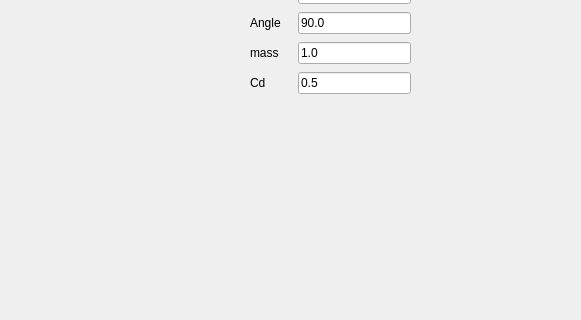
First picture: the form in gui/MainWindow.ui, repository qtrocket/qtrocket, before the edit; both pictures show x 276 to 857 and y 125 to 445 of the 1031 by 694 pixel window.
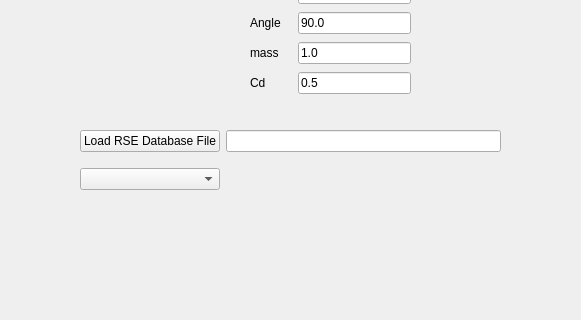
Second picture: the form after the edit. Icons and pictures are not drawn. Custom widgets are drawn as their Qt base class.

Commit message: Added Rocksim database

Patch:
```diff
--- a/gui/MainWindow.ui
+++ b/gui/MainWindow.ui
@@ -167,6 +167,35 @@
         </item>
        </layout>
       </widget>
+      <widget class="QWidget" name="gridLayoutWidget">
+       <property name="geometry">
+        <rect>
+         <x>90</x>
+         <y>220</y>
+         <width>421</width>
+         <height>80</height>
+        </rect>
+       </property>
+       <layout class="QGridLayout" name="gridLayout_2">
+        <item row="0" column="0">
+         <widget class="QPushButton" name="loadRSE_button">
+          <property name="text">
+           <string>Load RSE Database File</string>
+          </property>
+         </widget>
+        </item>
+        <item row="0" column="1">
+         <widget class="QLineEdit" name="databaseFileLine">
+          <property name="readOnly">
+           <bool>true</bool>
+          </property>
+         </widget>
+        </item>
+        <item row="1" column="0">
+         <widget class="QComboBox" name="engineSelectorComboBox"/>
+        </item>
+       </layout>
+      </widget>
      </widget>
     </widget>
     <widget class="QCustomPlot" name="plotWindow" native="true"/>
```
The commit also changes 7 other files.
